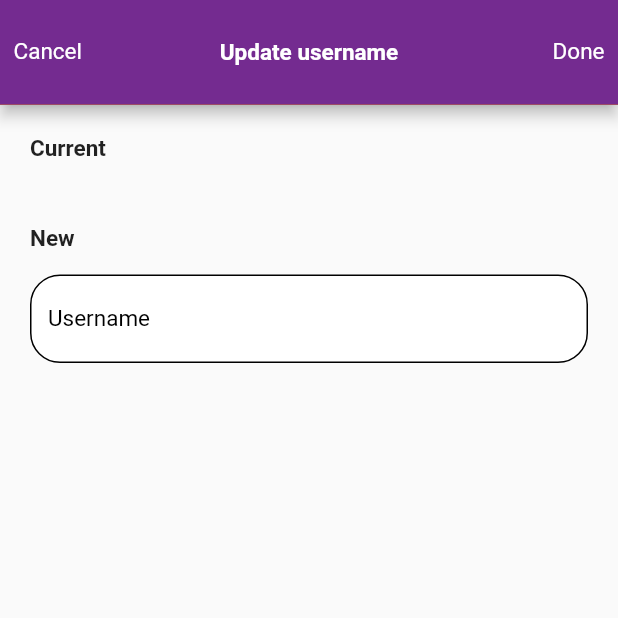
After one commit to kwayummari/wgnrr, a Flutter app: the usernameChange screen opened directly, on a phone screen of 412 x 824 dp, the top half of it. The commit adds this screen. Run offline on Flutter 3.47's test engine with Material 2 defaults, Android fonts, the phone set to English and light mode, and no system bars; our stand-ins replace better_player, bubble, cached_network_image, carousel_slider, connectivity, flutter_rating_bar and 11 more; missing offline and left inert: image_picker_plus; accounts and stored records are empty; network calls fail; Roboto replaces fonts that are missing (OpenSans).

Commit message:
added username update page

```diff
--- a/lib/authentication/login.dart
+++ b/lib/authentication/login.dart
@@ -1,11 +1,9 @@
 // ignore_for_file: prefer_const_constructors, prefer_if_null_operators, prefer_typing_uninitialized_variables, must_be_immutable, unused_local_variable, unused_element, prefer_const_constructors_in_immutables, body_might_complete_normally_nullable, use_function_type_syntax_for_parameters, non_constant_identifier_names, empty_constructor_bodies, prefer_equal_for_default_values, unnecessary_this, unnecessary_string_interpolations, depend_on_referenced_packages, library_private_types_in_public_api, use_build_context_synchronously
 import 'package:flutter/material.dart';
 import 'package:flutter_spinkit/flutter_spinkit.dart';
-import 'package:google_fonts/google_fonts.dart';
 import 'package:hexcolor/hexcolor.dart';
 import 'package:provider/provider.dart';
 import 'package:wgnrr/api/auth/login.dart';
-import 'package:wgnrr/authentication/registration.dart';
 import 'package:wgnrr/provider/shared_data.dart';
 import 'package:wgnrr/utils/widget/bottombar/bottombar.dart';
 import 'package:wgnrr/utils/widget/button/button.dart';
--- a/lib/utils/settings/account/info.dart
+++ b/lib/utils/settings/account/info.dart
@@ -3,9 +3,9 @@ import 'dart:convert';
 import 'package:flutter/material.dart';
 import 'package:hexcolor/hexcolor.dart';
 import 'package:shared_preferences/shared_preferences.dart';
-import 'package:url_launcher/url_launcher.dart';
 import 'package:wgnrr/api/const.dart';
 import 'package:http/http.dart' as http;
+import 'package:wgnrr/utils/settings/account/usernamechange.dart';
 import 'package:wgnrr/utils/settings/language.dart';
 import 'package:wgnrr/utils/widget/text/text.dart';
 
@@ -33,8 +33,8 @@ class _accountInfoState extends State<accountInfo> {
       status = s;
       bot = b;
       language = l;
-      get_userdata();
     });
+    await get_userdata();
   }
 
   var user;
@@ -95,8 +95,8 @@ class _accountInfoState extends State<accountInfo> {
         child: Column(
           children: [
             GestureDetector(
-              onTap: () => Navigator.of(context)
-                  .push(MaterialPageRoute(builder: (context) => accountInfo())),
+              onTap: () => Navigator.of(context).push(
+                  MaterialPageRoute(builder: (context) => usernameChange())),
               child: Padding(
                 padding: const EdgeInsets.only(
                     left: 15, right: 15, bottom: 20, top: 20),
--- /dev/null
+++ b/lib/utils/settings/account/usernamechange.dart
@@ -0,0 +1,167 @@
+import 'dart:convert';
+
+import 'package:flutter/material.dart';
+import 'package:hexcolor/hexcolor.dart';
+import 'package:http/http.dart' as http;
+import 'package:shared_preferences/shared_preferences.dart';
+import 'package:wgnrr/api/const.dart';
+import 'package:wgnrr/utils/widget/text/text.dart';
+import 'package:wgnrr/utils/widget/textformfield/textformfield.dart';
+
+class usernameChange extends StatefulWidget {
+  const usernameChange({super.key});
+
+  @override
+  State<usernameChange> createState() => _usernameChangeState();
+}
+
+class _usernameChangeState extends State<usernameChange> {
+  var username;
+  var status;
+  var bot;
+  var language;
+  Future getValidationData() async {
+    final SharedPreferences sharedPreferences =
+        await SharedPreferences.getInstance();
+    var u = sharedPreferences.get('username');
+    var s = sharedPreferences.get('status');
+    var b = sharedPreferences.get('bot');
+    var l = sharedPreferences.get('language');
+    setState(() {
+      username = u;
+      status = s;
+      bot = b;
+      language = l;
+      get_userdata();
+    });
+  }
+
+  var user;
+  List users = [];
+
+  Future get_userdata() async {
+    const url = '${murl}user/user.php';
+    var response1 = await http.post(Uri.parse(url), body: {
+      "user": username.toString(),
+    });
+    if (response1.statusCode == 200) {
+      if (mounted)
+        setState(() {
+          users = json.decode(response1.body);
+        });
+    }
+  }
+
+  Future changeUsername() async {
+    const url = '${murl}user/update_username.php';
+    var response1 = await http.post(Uri.parse(url),
+        body: {"username": newusername.text, "id": users[0]['id'].toString()});
+    if (response1.statusCode == 200) {
+      Navigator.pop(context);
+      final SharedPreferences sharedPreferences =
+          await SharedPreferences.getInstance();
+      sharedPreferences.setString('username', newusername.text.toString());
+    }
+  }
+
+  TextEditingController newusername = TextEditingController();
+  final _formKey = GlobalKey<FormState>();
+
+  @override
+  void initState() {
+    super.initState();
+    getValidationData();
+  }
+
+  @override
+  Widget build(BuildContext context) {
+    return Scaffold(
+      drawerEnableOpenDragGesture: false,
+      appBar: AppBar(
+        automaticallyImplyLeading: true,
+        leading: Padding(
+          padding: const EdgeInsets.only(top: 25, left: 9),
+          child: GestureDetector(
+            onTap: () {
+              Navigator.pop(context);
+            },
+            child: AppText(
+              txt: 'Cancel',
+              size: 15,
+              color: Colors.white,
+            ),
+          ),
+        ),
+        actions: [
+          Padding(
+            padding: const EdgeInsets.only(top: 25, right: 9),
+            child: GestureDetector(
+              onTap: () => changeUsername(),
+              child: AppText(
+                txt: 'Done',
+                size: 15,
+                color: Colors.white,
+              ),
+            ),
+          ),
+        ],
+        iconTheme: IconThemeData(color: Colors.white),
+        shape: Border(bottom: BorderSide(color: Colors.orange, width: 0.2)),
+        elevation: 4,
+        toolbarHeight: 70,
+        backgroundColor: HexColor('#742B90'),
+        title: AppText(
+          txt: 'Update username',
+          size: 15,
+          weight: FontWeight.bold,
+          color: Colors.white,
+        ),
+        centerTitle: true,
+      ),
+      body: SingleChildScrollView(
+        child: Padding(
+          padding: const EdgeInsets.only(left: 20, right: 20, top: 20),
+          child: Column(
+            children: [
+              Align(
+                alignment: Alignment.centerLeft,
+                child: AppText(
+                  txt: 'Current',
+                  size: 15,
+                  weight: FontWeight.bold,
+                ),
+              ),
+              SizedBox(
+                height: 10,
+              ),
+              Align(
+                  alignment: Alignment.centerLeft,
+                  child: AppText(txt: username, size: 15)),
+              SizedBox(
+                height: 15,
+              ),
+              Align(
+                alignment: Alignment.centerLeft,
+                child: AppText(
+                  txt: 'New',
+                  size: 15,
+                  weight: FontWeight.bold,
+                ),
+              ),
+              SizedBox(
+                height: 15,
+              ),
+              Form(
+                  key: _formKey,
+                  child: AppTextformfield(
+                      textfieldcontroller: newusername,
+                      language: language,
+                      label: 'Username',
+                      obscure: false))
+            ],
+          ),
+        ),
+      ),
+    );
+  }
+}
--- a/lib/utils/widget/textformfield/textformfield.dart
+++ b/lib/utils/widget/textformfield/textformfield.dart
@@ -13,7 +13,7 @@ class AppTextformfield extends StatelessWidget {
   AppTextformfield({
     Key? key,
     required this.textfieldcontroller,
-    required this.icon,
+    this.icon,
     this.suffixicon,
     required this.language,
     required this.label,
```
